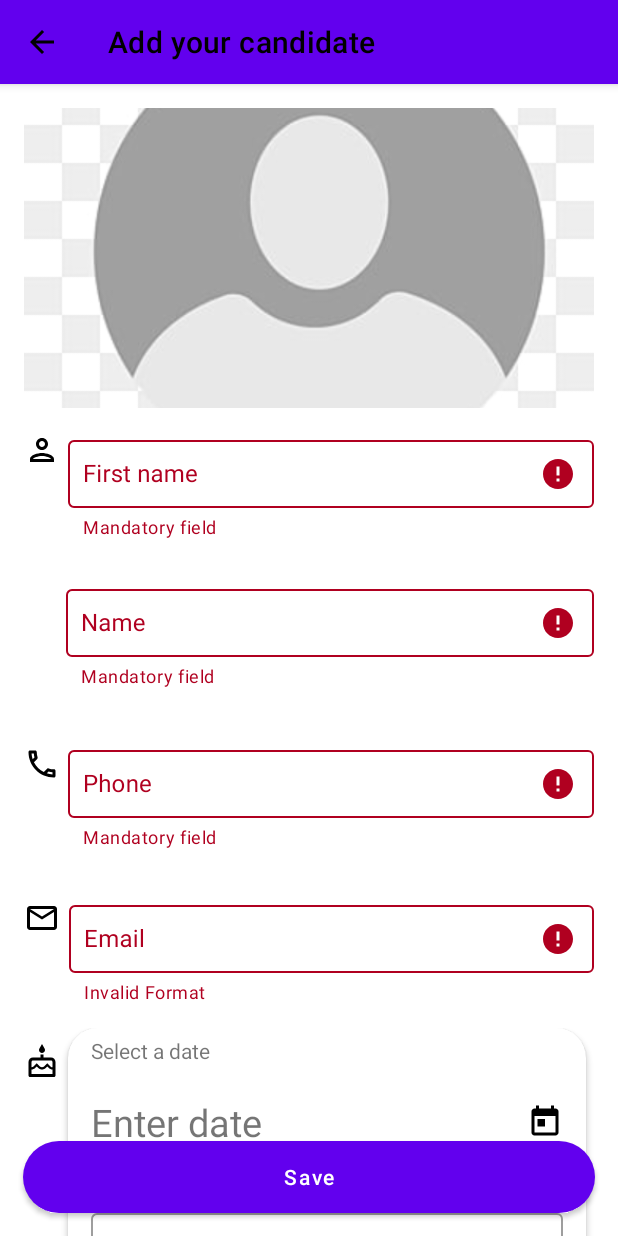
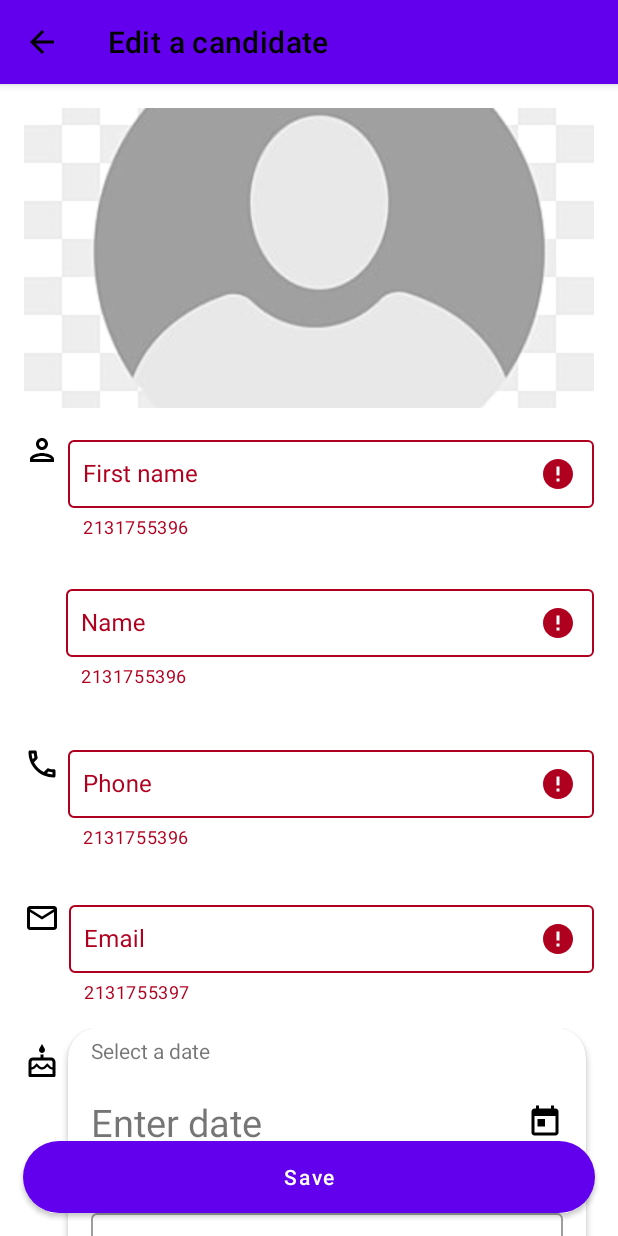
Before and after one commit to MGAxiom/P8-OC-Android, an Android app built with Jetpack Compose: the AddCandidateFragment screen opened through its navigation route, after a tap on "Save", on a phone screen of 412 x 824 dp. Run offline under Robolectric (Android 15) with nearby library versions, the phone set to English and light mode, and no system bars; our stand-ins replace Room's generated code; pictures from the network do not load; 1 statement that could not run was skipped.

Commit message:
feat(OC-8): added localization for strings

```diff
--- a/app/src/main/AndroidManifest.xml
+++ b/app/src/main/AndroidManifest.xml
@@ -20,11 +20,10 @@
         android:supportsRtl="true"
         android:theme="@style/Theme.VitesseApp"
         android:localeConfig="@xml/locales_config"
-        tools:targetApi="31">
+        tools:targetApi="tiramisu">
         <activity
             android:name=".MainActivity"
             android:exported="true"
-            android:label="@string/app_name"
             android:theme="@style/Theme.VitesseApp">
             <intent-filter>
                 <action android:name="android.intent.action.MAIN" />
--- a/app/src/main/java/com/example/vitesseapp/ui/fragments/AddCandidateFragment.kt
+++ b/app/src/main/java/com/example/vitesseapp/ui/fragments/AddCandidateFragment.kt
@@ -12,7 +12,6 @@ import android.view.ViewGroup
 import androidx.activity.result.ActivityResultLauncher
 import androidx.activity.result.contract.ActivityResultContracts
 import androidx.annotation.RequiresApi
-
 import androidx.fragment.app.Fragment
 import androidx.lifecycle.lifecycleScope
 import androidx.navigation.fragment.findNavController
@@ -34,7 +33,7 @@ class AddCandidateFragment : Fragment() {
     private var birthday: Long = 0
     private lateinit var pickImage: ActivityResultLauncher<String>
     private var pickedImageUri: Uri? = null
-    var isEditMode = false
+    private var isEditMode = false
 
 
     override fun onCreateView(
@@ -43,6 +42,8 @@ class AddCandidateFragment : Fragment() {
         savedInstanceState: Bundle?
     ): View {
         _binding = DetailScreenFragmentBinding.inflate(inflater, container, false)
+
+        binding.toolbar.title = resources.getText(R.string.edit_your_candidate)
 
         pickImage = registerForActivityResult(ActivityResultContracts.GetContent()) { uri: Uri? ->
             uri?.let {
@@ -106,31 +107,31 @@ class AddCandidateFragment : Fragment() {
     private fun validateFields(): Boolean {
         var isValid = true
         if (binding.editTextFirstName.text.isNullOrEmpty()) {
-            binding.textInputLayoutFirstName.error = "Mandatory field"
+            binding.textInputLayoutFirstName.error = R.string.mandatory_field.toString()
             isValid = false
         } else {
             binding.textInputLayoutFirstName.error = null
         }
 
         if (binding.editTextLastName.text.isNullOrEmpty()) {
-            binding.textInputLayoutLastName.error = "Mandatory field"
+            binding.textInputLayoutLastName.error = R.string.mandatory_field.toString()
             isValid = false
         } else {
             binding.textInputLayoutLastName.error = null
         }
 
         if (binding.editTextPhone.text.isNullOrEmpty()) {
-            binding.textInputLayoutPhone.error = "Mandatory field"
+            binding.textInputLayoutPhone.error = R.string.mandatory_field.toString()
             isValid = false
         } else if (!binding.editTextPhone.text.toString().matches(Regex("^[0-9]+$"))) {
-            binding.textInputLayoutPhone.error = "Only numbers are allowed"
+            binding.textInputLayoutPhone.error = R.string.message_phone.toString()
             isValid = false
         } else {
             binding.textInputLayoutPhone.error = null
         }
 
         if (!isValidEmail(binding.editTextEmail.text.toString())) {
-            binding.textInputLayoutEmail.error = "Invalid Format"
+            binding.textInputLayoutEmail.error = R.string.message_format.toString()
             isValid = false
         } else {
             binding.textInputLayoutEmail.error = null
@@ -193,7 +194,7 @@ class AddCandidateFragment : Fragment() {
             viewLifecycleOwner.lifecycleScope.launch {
                 val candidate: Candidate? = viewModel.getCandidateById(args.candidateId)
                 candidate?.let {
-                    binding.toolbar.title = "Edit candidate"
+                    binding.toolbar.title = resources.getText(R.string.edit_your_candidate)
                     binding.editTextNote.setText(candidate.notes)
                     binding.editTextFirstName.setText(candidate.name.split(" ")[0])
                     binding.editTextLastName.setText(candidate.name.split(" ")[1])
--- a/app/src/main/java/com/example/vitesseapp/ui/fragments/HomeFragment.kt
+++ b/app/src/main/java/com/example/vitesseapp/ui/fragments/HomeFragment.kt
@@ -58,8 +58,8 @@ class HomeFragment : Fragment() {
 
         TabLayoutMediator(binding.tabLayout, binding.viewPager) { tab, position ->
             when (position) {
-                0 -> tab.text = R.string.all.toString()
-                1 -> tab.text = R.string.favorites.toString()
+                0 -> tab.text = resources.getText(R.string.all)
+                1 -> tab.text = resources.getText(R.string.favorites)
             }
         }.attach()
     }
--- a/app/src/main/java/com/example/vitesseapp/ui/viewmodels/ExchangeApiViewModel.kt
+++ b/app/src/main/java/com/example/vitesseapp/ui/viewmodels/ExchangeApiViewModel.kt
@@ -2,7 +2,6 @@ package com.example.vitesseapp.ui.viewmodels
 
 import androidx.lifecycle.ViewModel
 import androidx.lifecycle.viewModelScope
-import com.example.vitesseapp.api.ExchangeRateResponse
 import com.example.vitesseapp.domain.ExchangeRateRepository
 import kotlinx.coroutines.flow.MutableStateFlow
 import kotlinx.coroutines.launch
--- a/app/src/main/res/layout/detail_screen_fragment.xml
+++ b/app/src/main/res/layout/detail_screen_fragment.xml
@@ -19,7 +19,7 @@
             android:layout_width="match_parent"
             android:layout_height="?attr/actionBarSize"
             app:navigationIcon="?attr/homeAsUpIndicator"
-            app:title="Add your candidate">
+            app:title="@string/add_your_candidate">
 
         </androidx.appcompat.widget.Toolbar>
 
@@ -76,7 +76,7 @@
                         android:id="@+id/editTextFirstName"
                         android:layout_width="match_parent"
                         android:layout_height="45dp"
-                        android:hint="First name"
+                        android:hint="@string/first_name"
                         android:textColor="@android:color/black"
                         android:paddingStart="10dp"
                         android:paddingTop="12dp"
@@ -102,7 +102,7 @@
                     android:id="@+id/editTextLastName"
                     android:layout_width="match_parent"
                     android:layout_height="45dp"
-                    android:hint="Name"
+                    android:hint="@string/name"
                     android:textColor="@android:color/black"
                     android:paddingStart="10dp"
                     android:paddingTop="12dp"
@@ -138,7 +138,7 @@
                         android:textColor="@android:color/black"
                         android:layout_width="match_parent"
                         android:layout_height="45dp"
-                        android:hint="Phone"
+                        android:hint="@string/phone"
                         android:paddingStart="10dp"
                         android:paddingTop="12dp"
                         android:paddingBottom="12dp"/>
@@ -218,7 +218,7 @@
                             android:paddingLeft="15dp"
                             android:paddingTop="5dp"
                             android:paddingBottom="15dp"
-                            android:text="Select a date" />
+                            android:text="@string/select_a_date" />
 
                         <LinearLayout
                             android:layout_width="match_parent"
@@ -231,7 +231,7 @@
                                 android:paddingTop="5dp"
                                 android:textSize="25dp"
                                 android:layout_weight="1"
-                                android:text="Enter date" />
+                                android:text="@string/enter_date" />
 
                             <ImageView
                                 android:layout_width="wrap_content"
@@ -301,7 +301,7 @@
                         android:id="@+id/editTextMoney"
                         android:layout_width="match_parent"
                         android:layout_height="45dp"
-                        android:hint="Salary"
+                        android:hint="@string/salary"
                         android:textColor="@android:color/black"
                         android:paddingStart="10dp"
                         android:paddingTop="12dp"
@@ -338,7 +338,7 @@
                         android:layout_width="match_parent"
                         android:layout_height="110dp"
                         android:gravity="top|start"
-                        android:hint="Note"
+                        android:hint="@string/note"
                         android:textColor="@android:color/black"
                         android:paddingStart="10dp"
                         android:paddingTop="12dp"
--- a/app/src/main/res/layout/home_screen_fragment.xml
+++ b/app/src/main/res/layout/home_screen_fragment.xml
@@ -19,7 +19,7 @@
             android:autofillHints="name"
             android:background="@drawable/rounded_edittext"
             android:drawableEnd="@drawable/magnify_icon"
-            android:hint="@string/hint_home_screen"
+            android:hint="@string/search_candidate"
             android:inputType="textPersonName"
             android:textColor="@android:color/black"
             android:padding="15dp" />
--- a/app/src/main/res/values/strings.xml
+++ b/app/src/main/res/values/strings.xml
@@ -1,11 +1,11 @@
 <resources>
     <string name="app_name">VitesseApp</string>
-    <string name="hint_home_screen">Search a candidate</string>
+    <string name="search_candidate">Search a candidate</string>
     <string name="tab_section_name_1">Section 1</string>
     <string name="tab_section_name_2">Section 2</string>
     <string name="favorites">Favorites</string>
     <string name="all">All</string>
-    <string name="lorem_ipsum_description">Lorem ipsum dolor sit amet, consectetur adipiscing elit, sed do eiusmod tempor incididunt ut labore et dolore magna aliqua.</string>
+    <string name="lorem_ipsum_description" translatable="false">Lorem ipsum dolor sit amet, consectetur adipiscing elit, sed do eiusmod tempor incididunt ut labore et dolore magna aliqua.</string>
     <string name="select_date">Select Date</string>
     <string name="date_format">jj/mm/aaaa</string>
     <string name="add_candidate_button">Add candidate button</string>
@@ -14,4 +14,29 @@
     <string name="birthday">Birthday</string>
     <string name="mm_dd_yyyy_x_years">MM/dd/yyyy (x years)</string>
     <string name="about">About</string>
+    <string name="deletion">Deletion</string>
+    <string name="confirm">Confirm</string>
+    <string name="cancel">Cancel</string>
+    <string name="edit">Edit</string>
+    <string name="delete">Delete</string>
+    <string name="or">or £%s</string>
+    <string name="mandatory_field">Mandatory field</string>
+    <string name="toast_message">Candidate deleted</string>
+    <string name="message_phone">Only numbers are allowed</string>
+    <string name="message_format">Invalid format</string>
+    <string name="edit_candidate">Edit candidate</string>
+    <string name="confirmation_message">Are you sure you want to delete this candidate?</string>
+    <string name="sms">SMS</string>
+    <string name="e_mail">E-mail</string>
+    <string name="call">Call</string>
+    <string name="expected_salary">Expected Salary</string>
+    <string name="first_name">First name</string>
+    <string name="name">Name</string>
+    <string name="phone">Phone</string>
+    <string name="select_a_date">Select a date</string>
+    <string name="enter_date">Enter date</string>
+    <string name="salary">Salary</string>
+    <string name="note">Note</string>
+    <string name="add_your_candidate">Add a candidate</string>
+    <string name="edit_your_candidate">Edit a candidate</string>
 </resources>
```
Also changed, not shown: app/src/main/java/com/example/vitesseapp/ui/fragments/InfoScreenFragment.kt (+10 -10 lines), app/src/main/res/layout/info_screen_fragment.xml (+4 -4 lines), 1 other file.
